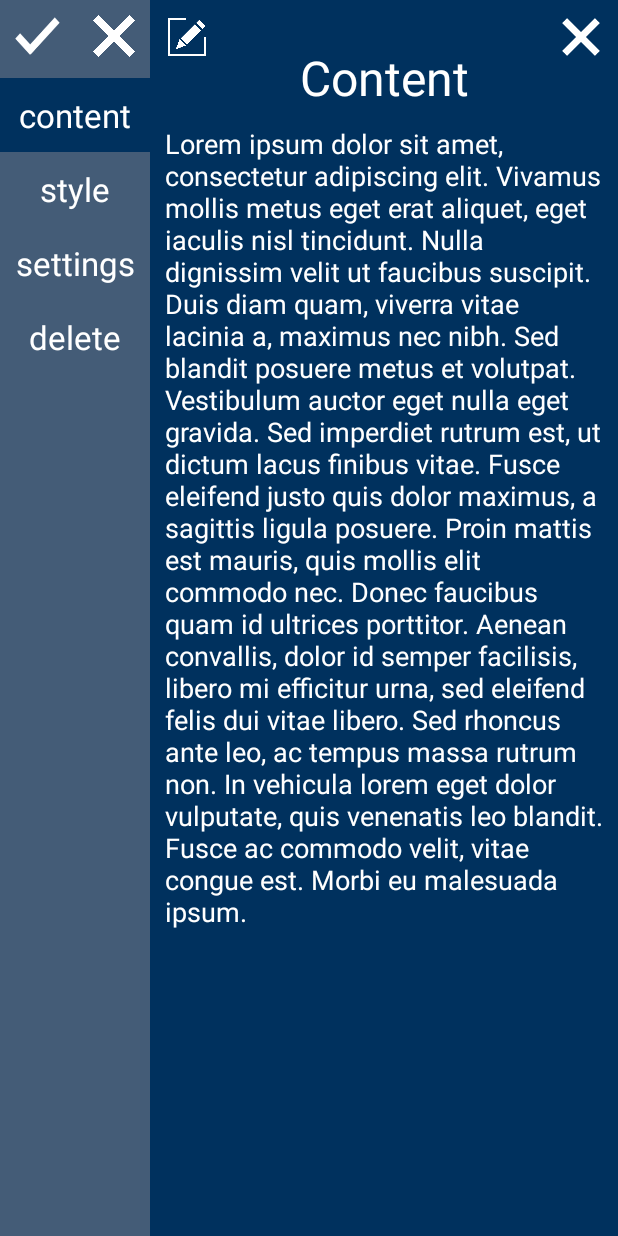
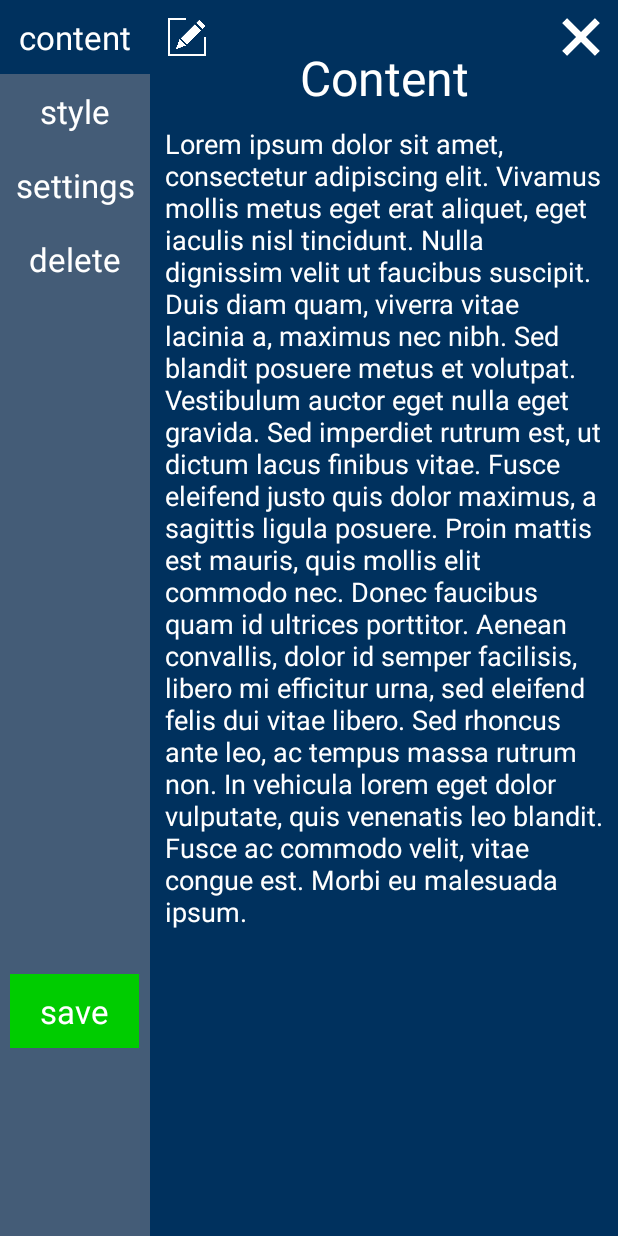
Before and after one commit to calvinpelletier/circl, an Android app: the layout text_editor.xml on its own in the app's theme, with its tools: preview values and no code run, on a phone screen of 412 x 824 dp. Run offline under Robolectric (Android 15) with nearby library versions, the phone set to English and light mode, and no system bars.

Commit message:
added save button

```diff
--- a/Circl/app/src/main/java/com/calvinpelletier/circl/TextEditor.java
+++ b/Circl/app/src/main/java/com/calvinpelletier/circl/TextEditor.java
@@ -41,8 +41,7 @@ public class TextEditor {
 
     private RelativeLayout [] layoutModes;
 
-    private Button saveButton_sb;
-    private Button discardButton_sb;
+    private TextView saveButton;
 
     public TextEditor(MainActivity context)
     {
@@ -119,16 +118,8 @@ public class TextEditor {
             }
         });
 
-        saveButton_sb = (Button)context.findViewById(R.id.saveButton_sb);
-        saveButton_sb.setOnClickListener(new View.OnClickListener() {
-            @Override
-            public void onClick(View v) {
-                slideOutSideBar();
-            }
-        });
-
-        discardButton_sb = (Button)context.findViewById(R.id.discardButton_sb);
-        discardButton_sb.setOnClickListener(new View.OnClickListener() {
+        saveButton = (TextView)context.findViewById(R.id.saveButton);
+        saveButton.setOnClickListener(new View.OnClickListener() {
             @Override
             public void onClick(View v) {
                 slideOutSideBar();
--- a/Circl/app/src/main/res/layout/text_editor.xml
+++ b/Circl/app/src/main/res/layout/text_editor.xml
@@ -10,27 +10,6 @@
         android:background="@color/lightBlue"
         android:visibility="visible">
 
-            <Button
-                android:layout_width="30dp"
-                android:layout_height="25dp"
-                android:id="@+id/saveButton_sb"
-                android:background="@drawable/check_icon"
-                android:layout_alignParentTop="true"
-                android:layout_alignParentLeft="true"
-                android:layout_marginTop="11dp"
-                android:layout_marginLeft="10dp" />
-
-            <Button
-                android:layout_width="28dp"
-                android:layout_height="28dp"
-                android:id="@+id/discardButton_sb"
-                android:background="@drawable/x_icon"
-                android:layout_alignParentTop="true"
-                android:layout_alignParentRight="true"
-                android:layout_marginRight="10dp"
-                android:layout_marginTop="10dp" />
-
-
         <TextView
             android:layout_width="match_parent"
             android:layout_height="wrap_content"
@@ -41,8 +20,6 @@
             android:layout_alignParentTop="false"
             android:layout_alignParentBottom="false"
             android:gravity="center_horizontal"
-            android:layout_below="@+id/saveButton_sb"
-            android:layout_marginTop="15dp"
             android:textSize="22sp"
             android:padding="10sp"
             android:background="@color/blue"
@@ -81,6 +58,25 @@
             android:layout_below="@+id/settings_sb"
             android:padding="10sp"
             android:textColor="@color/white" />
+
+        <TextView
+            android:layout_width="wrap_content"
+            android:layout_height="wrap_content"
+            android:text="@string/savePrompt"
+            android:id="@+id/saveButton"
+            android:layout_centerVertical="true"
+            android:layout_centerHorizontal="true"
+            android:layout_alignParentEnd="false"
+            android:layout_alignParentBottom="true"
+            android:layout_marginBottom="125dp"
+            android:gravity="center_horizontal"
+            android:paddingLeft="20dp"
+            android:paddingRight="20dp"
+            android:paddingTop="10dp"
+            android:paddingBottom="10dp"
+            android:textColor="@color/white"
+            android:textSize="22sp"
+            android:background="@color/green" />
 
     </RelativeLayout>
 
--- a/Circl/app/src/main/res/values/colors.xml
+++ b/Circl/app/src/main/res/values/colors.xml
@@ -5,4 +5,6 @@
     <item name = "lightBlue" type = "color">#445C77</item>
     <item name  = "red" type = "color">#E50000</item>
     <item name="editorHintColor" type="color">#dddddd</item>
+    <item name = "green" type = "color">#00CC00</item>
+>>>>>>> Stashed changes
 </resources>
--- a/Circl/app/src/main/res/values/strings.xml
+++ b/Circl/app/src/main/res/values/strings.xml
@@ -39,4 +39,7 @@
     <string name = "deletePrompt">
         Delete
     </string>
+    <string name = "savePrompt">
+        save
+    </string>
 </resources>
```
